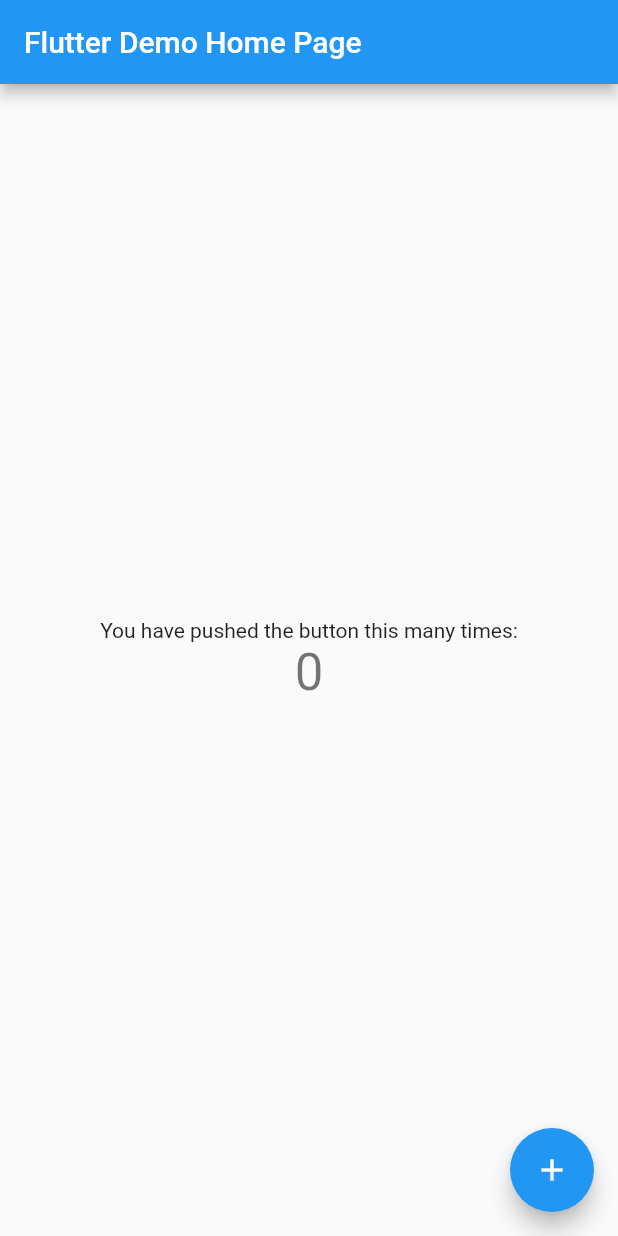
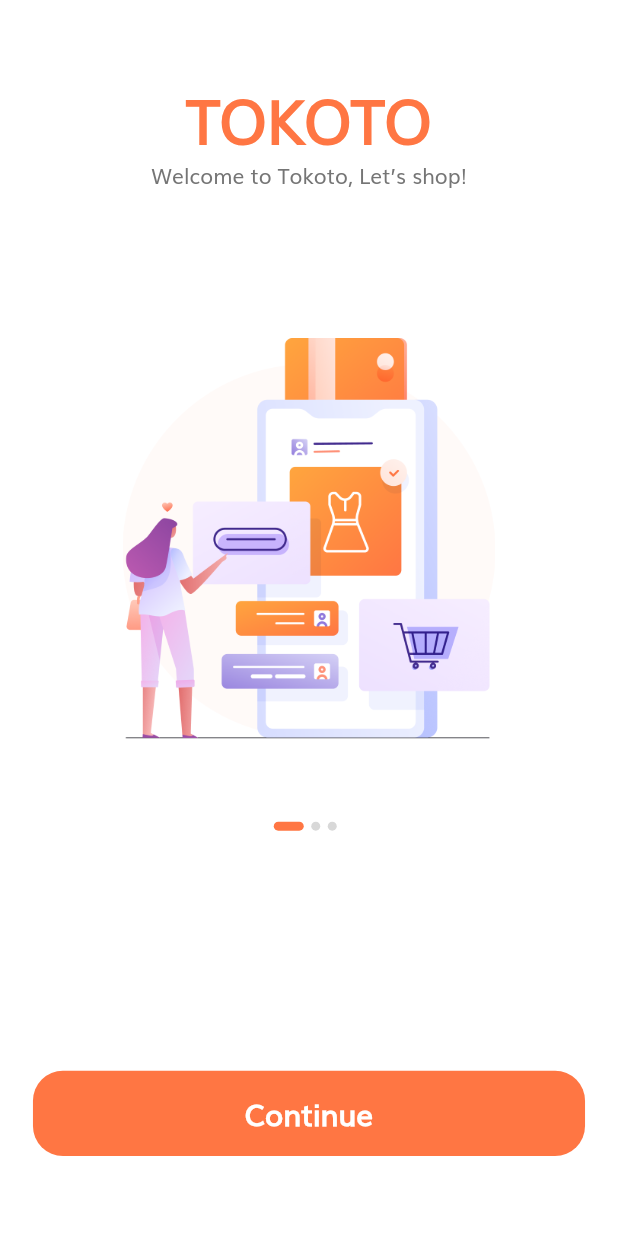
Before and after one commit to javyliu/splash_app, a Flutter app: the screen it shows after launch, on a phone screen of 412 x 824 dp. Run offline on Flutter 3.47's test engine with Material 2 defaults, Android fonts, the phone set to English and light mode, and no system bars.

```diff
--- /dev/null
+++ b/lib/components/default_button.dart
@@ -0,0 +1,32 @@
+import 'package:flutter/material.dart';
+
+import '../constants.dart';
+import '../size_config.dart';
+
+class DefaultButton extends StatelessWidget {
+  const DefaultButton({
+    Key key, this.text, this.press
+  }) : super(key: key);
+  final String text;
+  final Function press;
+
+  @override
+  Widget build(BuildContext context) {
+    return SizedBox(
+      width: double.infinity,
+      height: SizeConfig.getProportionateScreenHeight(56),
+      child: FlatButton(
+        shape: RoundedRectangleBorder(borderRadius: BorderRadius.circular(20)),
+        color: primaryColor,
+        onPressed: press,
+        child: Text(
+          text,
+          style: TextStyle(
+              fontSize: SizeConfig.getProportionateScreenWidth(18),
+              fontWeight: FontWeight.bold,
+              color: Colors.white),
+        ),
+      ),
+    );
+  }
+}
--- a/lib/main.dart
+++ b/lib/main.dart
@@ -1,4 +1,7 @@
 import 'package:flutter/material.dart';
+import 'package:splash_app/constants.dart';
+import 'package:splash_app/routes.dart';
+import 'package:splash_app/screens/splash/splash_screen.dart';
 
 void main() {
   runApp(MyApp());
@@ -10,108 +13,19 @@ class MyApp extends StatelessWidget {
   Widget build(BuildContext context) {
     return MaterialApp(
       title: 'Flutter Demo',
+      debugShowCheckedModeBanner: false,
       theme: ThemeData(
-        // This is the theme of your application.
-        //
-        // Try running your application with "flutter run". You'll see the
-        // application has a blue toolbar. Then, without quitting the app, try
-        // changing the primarySwatch below to Colors.green and then invoke
-        // "hot reload" (press "r" in the console where you ran "flutter run",
-        // or simply save your changes to "hot reload" in a Flutter IDE).
-        // Notice that the counter didn't reset back to zero; the application
-        // is not restarted.
-        primarySwatch: Colors.blue,
-        // This makes the visual density adapt to the platform that you run
-        // the app on. For desktop platforms, the controls will be smaller and
-        // closer together (more dense) than on mobile platforms.
+        scaffoldBackgroundColor: Colors.white,
+        fontFamily: "Muli",
+        textTheme: TextTheme(
+          bodyText1: TextStyle(color: textColor),
+          bodyText2: TextStyle(color: textColor),
+        ),
         visualDensity: VisualDensity.adaptivePlatformDensity,
       ),
-      home: MyHomePage(title: 'Flutter Demo Home Page'),
+//      home: SplashScreen(),
+      initialRoute: SplashScreen.routeName,
+      routes: routes,
     );
   }
 }
-
-class MyHomePage extends StatefulWidget {
-  MyHomePage({Key key, this.title}) : super(key: key);
-
-  // This widget is the home page of your application. It is stateful, meaning
-  // that it has a State object (defined below) that contains fields that affect
-  // how it looks.
-
-  // This class is the configuration for the state. It holds the values (in this
-  // case the title) provided by the parent (in this case the App widget) and
-  // used by the build method of the State. Fields in a Widget subclass are
-  // always marked "final".
-
-  final String title;
-
-  @override
-  _MyHomePageState createState() => _MyHomePageState();
-}
-
-class _MyHomePageState extends State<MyHomePage> {
-  int _counter = 0;
-
-  void _incrementCounter() {
-    setState(() {
-      // This call to setState tells the Flutter framework that something has
-      // changed in this State, which causes it to rerun the build method below
-      // so that the display can reflect the updated values. If we changed
-      // _counter without calling setState(), then the build method would not be
-      // called again, and so nothing would appear to happen.
-      _counter++;
-    });
-  }
-
-  @override
-  Widget build(BuildContext context) {
-    // This method is rerun every time setState is called, for instance as done
-    // by the _incrementCounter method above.
-    //
-    // The Flutter framework has been optimized to make rerunning build methods
-    // fast, so that you can just rebuild anything that needs updating rather
-    // than having to individually change instances of widgets.
-    return Scaffold(
-      appBar: AppBar(
-        // Here we take the value from the MyHomePage object that was created by
-        // the App.build method, and use it to set our appbar title.
-        title: Text(widget.title),
-      ),
-      body: Center(
-        // Center is a layout widget. It takes a single child and positions it
-        // in the middle of the parent.
-        child: Column(
-          // Column is also a layout widget. It takes a list of children and
-          // arranges them vertically. By default, it sizes itself to fit its
-          // children horizontally, and tries to be as tall as its parent.
-          //
-          // Invoke "debug painting" (press "p" in the console, choose the
-          // "Toggle Debug Paint" action from the Flutter Inspector in Android
-          // Studio, or the "Toggle Debug Paint" command in Visual Studio Code)
-          // to see the wireframe for each widget.
-          //
-          // Column has various properties to control how it sizes itself and
-          // how it positions its children. Here we use mainAxisAlignment to
-          // center the children vertically; the main axis here is the vertical
-          // axis because Columns are vertical (the cross axis would be
-          // horizontal).
-          mainAxisAlignment: MainAxisAlignment.center,
-          children: <Widget>[
-            Text(
-              'You have pushed the button this many times:',
-            ),
-            Text(
-              '$_counter',
-              style: Theme.of(context).textTheme.headline4,
-            ),
-          ],
-        ),
-      ),
-      floatingActionButton: FloatingActionButton(
-        onPressed: _incrementCounter,
-        tooltip: 'Increment',
-        child: Icon(Icons.add),
-      ), // This trailing comma makes auto-formatting nicer for build methods.
-    );
-  }
-}
--- /dev/null
+++ b/lib/routes.dart
@@ -0,0 +1,6 @@
+import 'package:flutter/material.dart';
+import 'package:splash_app/screens/splash/splash_screen.dart';
+
+final Map<String, WidgetBuilder> routes = {
+  SplashScreen.routeName: (context) => SplashScreen(),
+};
--- /dev/null
+++ b/lib/screens/splash/components/body.dart
@@ -0,0 +1,92 @@
+import 'package:flutter/material.dart';
+import 'package:splash_app/components/default_button.dart';
+import 'package:splash_app/constants.dart';
+import 'package:splash_app/screens/splash/components/splash_content.dart';
+import '../../../size_config.dart';
+
+class Body extends StatefulWidget {
+  @override
+  _BodyState createState() => _BodyState();
+}
+
+class _BodyState extends State<Body> {
+  List<Map<String, String>> splashData = [
+    {
+      "text": "Welcome to Tokoto, Let’s shop!",
+      "image": "assets/images/splash_1.png"
+    },
+    {
+      "text":
+          "We help people conect with store \naround United State of America",
+      "image": "assets/images/splash_2.png"
+    },
+    {
+      "text": "We show the easy way to shop. \nJust stay at home with us",
+      "image": "assets/images/splash_3.png"
+    },
+  ];
+
+  int currentPage = 0;
+
+  @override
+  Widget build(BuildContext context) {
+    return SafeArea(
+      child: SizedBox(
+        width: double.infinity,
+        child: Column(
+          children: [
+            Expanded(
+              flex: 3,
+              child: PageView.builder(
+                itemCount: splashData.length,
+                itemBuilder: (context, index) {
+                  return SplashContent(
+                    text: splashData[index]["text"],
+                    image: splashData[index]["image"],
+                  );
+                },
+                onPageChanged: (value) {
+                  setState(() {
+                    currentPage = value;
+                  });
+                },
+              ),
+            ),
+            Expanded(
+              flex: 2,
+              child: Padding(
+                padding: EdgeInsets.symmetric(horizontal: SizeConfig.getProportionateScreenWidth(20)),
+                child: Column(
+                  children: [
+                    Spacer(),
+                    Row(
+                      children: List.generate(
+                          splashData.length, (index) => buildDot(index)),
+                      mainAxisAlignment: MainAxisAlignment.center,
+                    ),
+                    Spacer(flex: 3),
+                    DefaultButton(text: 'Continue', press: (){},),
+                    Spacer(),
+                  ],
+                ),
+              ),
+            )
+          ],
+        ),
+      ),
+    );
+  }
+
+  AnimatedContainer buildDot(index) {
+    return AnimatedContainer(
+      duration: animationDuration,
+      margin: EdgeInsets.only(right: 5),
+      width: currentPage == index ? 20 : 6,
+      height: 6,
+      decoration: BoxDecoration(
+        color: currentPage == index ? primaryColor : Color(0xffd8d8d8),
+        borderRadius: BorderRadius.circular(3),
+      ),
+    );
+  }
+}
--- /dev/null
+++ b/lib/screens/splash/components/splash_content.dart
@@ -0,0 +1,40 @@
+import 'package:flutter/material.dart';
+
+import '../../../constants.dart';
+import '../../../size_config.dart';
+
+
+class SplashContent extends StatelessWidget {
+  const SplashContent({
+    Key key,
+    this.text,
+    this.image,
+  }) : super(key: key);
+  final text, image;
+
+  @override
+  Widget build(BuildContext context) {
+    return Column(
+      children: [
+        Spacer(),
+        Text(
+          'TOKOTO',
+          style: TextStyle(
+            fontSize: SizeConfig.getProportionateScreenWidth(36),
+            color: primaryColor,
+            fontWeight: FontWeight.bold,
+          ),
+        ),
+        Text(text, textAlign: TextAlign.center),
+        Spacer(
+          flex: 2,
+        ),
+        Image.asset(
+          image,
+          height: SizeConfig.getProportionateScreenHeight(265),
+          width: SizeConfig.getProportionateScreenWidth(235),
+        ),
+      ],
+    );
+  }
+}
--- /dev/null
+++ b/lib/screens/splash/splash_screen.dart
@@ -0,0 +1,15 @@
+import 'package:flutter/material.dart';
+import 'package:splash_app/size_config.dart';
+
+import 'components/body.dart';
+
+class SplashScreen extends StatelessWidget {
+  static String routeName = "/splash";
+  @override
+  Widget build(BuildContext context) {
+    SizeConfig().init(context);
+    return Scaffold(
+      body: Body(),
+    );
+  }
+}
--- a/lib/size_config.dart
+++ b/lib/size_config.dart
@@ -15,14 +15,14 @@ class SizeConfig{
   }
 
   // get the proportionate height as per screen size
-  double getProportionateScreenHeight(double inputHeight){
+  static double getProportionateScreenHeight(double inputHeight){
     double screenHeight = SizeConfig.screenHeight;
     //812 is the layout height that designer use
     return (inputHeight / 812.0) * screenHeight;
   }
 
   //get the proportionate height as per screen size
-  double getProportionateScreenWidth(double inputWidth){
+  static double getProportionateScreenWidth(double inputWidth){
     double screenWidth = SizeConfig.screenWidth;
     // 375 is the layout width that designer use
     return (inputWidth / 375.0) * screenWidth;
```
